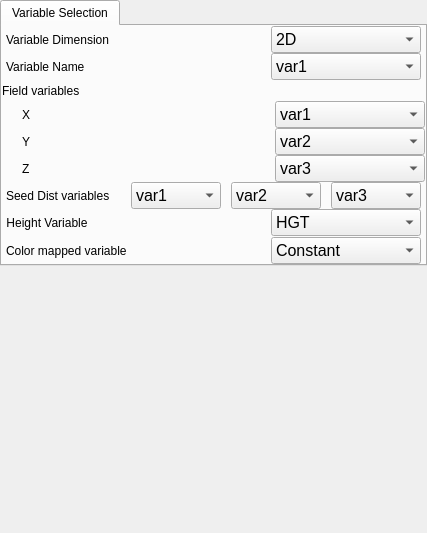
First picture: the form in apps/vaporgui/VariablesWidgetGUI.ui, repository StasJ/vapor-formatted, before the edit.
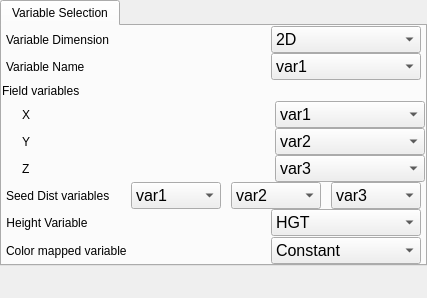
Second picture: the form after the edit. Custom widgets are drawn as their Qt base class.

```diff
--- a/apps/vaporgui/VariablesWidgetGUI.ui
+++ b/apps/vaporgui/VariablesWidgetGUI.ui
@@ -7,7 +7,7 @@
     <x>0</x>
     <y>0</y>
     <width>427</width>
-    <height>533</height>
+    <height>298</height>
    </rect>
   </property>
   <property name="sizePolicy">
```
